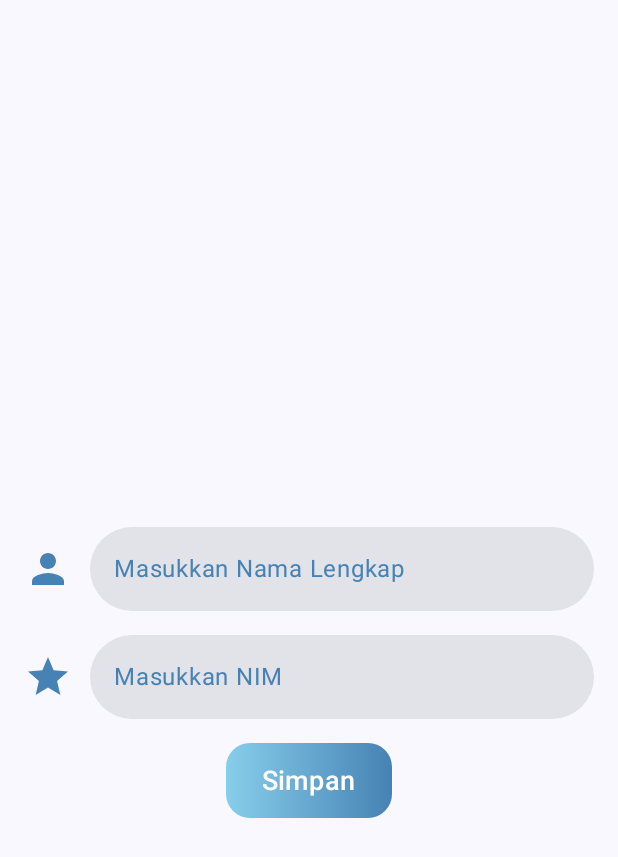
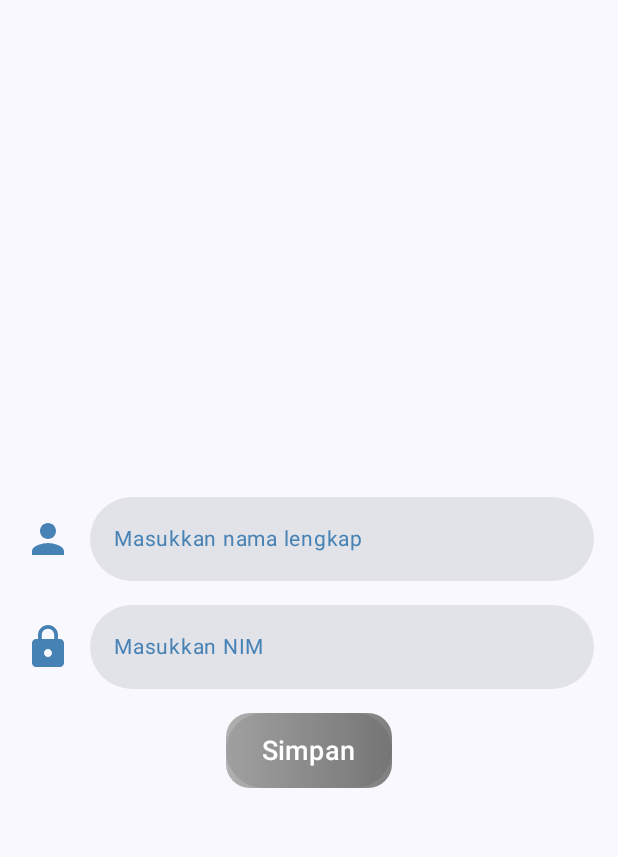
Before and after one commit to ethaliadewi6/PraktikumPAPB, an Android app built with Jetpack Compose: the screen it shows after launch (MainActivity), on a phone screen of 412 x 824 dp. Shown: the top 857 px of the screen. Run offline under Robolectric (Android 15) with nearby library versions, the phone set to English and light mode, and no system bars.

Commit message:
Initial commit

```diff
--- a/app/src/main/java/com/tifd/tugasm3/MainActivity.kt
+++ b/app/src/main/java/com/tifd/tugasm3/MainActivity.kt
@@ -1,45 +1,31 @@
 package com.tifd.tugasm3
 
 import android.os.Bundle
+import android.widget.Toast
 import androidx.activity.ComponentActivity
 import androidx.activity.compose.setContent
 import androidx.compose.foundation.background
-import androidx.compose.foundation.layout.Arrangement
-import androidx.compose.foundation.layout.Column
-import androidx.compose.foundation.layout.Row
-import androidx.compose.foundation.layout.Spacer
-import androidx.compose.foundation.layout.fillMaxSize
-import androidx.compose.foundation.layout.fillMaxWidth
-import androidx.compose.foundation.layout.height
-import androidx.compose.foundation.layout.padding
-import androidx.compose.foundation.layout.size
+import androidx.compose.foundation.gestures.detectTapGestures
+import androidx.compose.foundation.layout.*
 import androidx.compose.foundation.shape.RoundedCornerShape
+import androidx.compose.foundation.text.KeyboardOptions
 import androidx.compose.material.icons.Icons
-import androidx.compose.material3.Button
-import androidx.compose.material3.ButtonDefaults
-import androidx.compose.material3.Icon
-import androidx.compose.material3.MaterialTheme
-import androidx.compose.material3.Surface
-import androidx.compose.material3.Text
-import androidx.compose.material3.TextField
-import androidx.compose.runtime.Composable
-import androidx.compose.runtime.getValue
-import androidx.compose.runtime.mutableStateOf
-import androidx.compose.runtime.remember
-import androidx.compose.runtime.setValue
+import androidx.compose.material.icons.filled.Lock
+import androidx.compose.material.icons.filled.Person
+import androidx.compose.material3.*
+import androidx.compose.runtime.*
 import androidx.compose.ui.Alignment
 import androidx.compose.ui.Modifier
 import androidx.compose.ui.graphics.Brush
 import androidx.compose.ui.graphics.Color
+import androidx.compose.ui.platform.LocalContext
 import androidx.compose.ui.tooling.preview.Preview
 import androidx.compose.ui.unit.dp
 import androidx.compose.ui.unit.sp
+import androidx.compose.ui.input.pointer.pointerInput
+import androidx.compose.ui.text.input.KeyboardType
 import com.tifd.tugasm3.ui.theme.TugasM3Theme
-import androidx.compose.foundation.text.KeyboardOptions
-import androidx.compose.material.icons.filled.Person
-import androidx.compose.material.icons.filled.Star
-import androidx.compose.material3.TextFieldDefaults
-import androidx.compose.ui.text.input.KeyboardType
+import kotlinx.coroutines.coroutineScope
 
 class MainActivity : ComponentActivity() {
     override fun onCreate(savedInstanceState: Bundle?) {
@@ -59,9 +45,12 @@ class MainActivity : ComponentActivity() {
 
 @Composable
 fun MyScreen() {
-    var text by remember { mutableStateOf("") }
     var inputText by remember { mutableStateOf("") }
     var numberText by remember { mutableStateOf("") }
+    var resultText by remember { mutableStateOf("") }
+    val context = LocalContext.current
+
+    val isFormComplete = inputText.isNotBlank() && numberText.isNotBlank()
 
     Column(
         modifier = Modifier
@@ -70,15 +59,22 @@ fun MyScreen() {
         verticalArrangement = Arrangement.Center,
         horizontalAlignment = Alignment.CenterHorizontally
     ) {
-        Text(
-            text = text,
-            fontSize = 20.sp,
-            color = Color(0xFF4682B4),
-            modifier = Modifier.padding(bottom = 16.dp)
-        )
+        // Tampilkan hasil input di atas hanya setelah tombol Simpan diklik
+        if (resultText.isNotBlank()) {
+            Text(
+                text = resultText,
+                fontSize = 16.sp,
+                color = Color(0xFF4682B4),
+                modifier = Modifier
+                    .padding(bottom = 16.dp)
+                    .fillMaxWidth()
+                    .wrapContentWidth(Alignment.CenterHorizontally)
+            )
+        }
+
         Spacer(modifier = Modifier.height(32.dp))
 
-        // Nama Lengkap
+        // Input Nama Lengkap
         Row(
             verticalAlignment = Alignment.CenterVertically,
             modifier = Modifier.fillMaxWidth()
@@ -94,7 +90,7 @@ fun MyScreen() {
             TextField(
                 value = inputText,
                 onValueChange = { inputText = it },
-                label = { Text("Masukkan Nama Lengkap", color = Color(0xFF4682B4)) },
+                label = { Text("Masukkan nama lengkap", color = Color(0xFF4682B4), fontSize = 14.sp) },
                 colors = TextFieldDefaults.colors(
                     focusedTextColor = Color(0xFF4682B4),
                     unfocusedTextColor = Color.Transparent,
@@ -108,19 +104,19 @@ fun MyScreen() {
                 modifier = Modifier
                     .fillMaxWidth()
                     .background(Color.Transparent)
-                    .padding(start = 4.dp) // Padding untuk memberi jarak dari ikon
+                    .padding(start = 4.dp)
             )
         }
 
         Spacer(modifier = Modifier.height(16.dp))
 
-        // NIM
+        // Input NIM
         Row(
             verticalAlignment = Alignment.CenterVertically,
             modifier = Modifier.fillMaxWidth()
         ) {
             Icon(
-                imageVector = Icons.Filled.Star,
+                imageVector = Icons.Filled.Lock,
                 contentDescription = "Icon NIM",
                 tint = Color(0xFF4682B4),
                 modifier = Modifier
@@ -129,8 +125,12 @@ fun MyScreen() {
             )
             TextField(
                 value = numberText,
-                onValueChange = { numberText = it },
-                label = { Text("Masukkan NIM", color = Color(0xFF4682B4)) },
+                onValueChange = {
+                    if (it.all { char -> char.isDigit() }) {
+                        numberText = it
+                    }
+                },
+                label = { Text("Masukkan NIM", color = Color(0xFF4682B4), fontSize = 14.sp) },
                 keyboardOptions = KeyboardOptions.Default.copy(
                     keyboardType = KeyboardType.Number
                 ),
@@ -147,19 +147,27 @@ fun MyScreen() {
                 modifier = Modifier
                     .fillMaxWidth()
                     .background(Color.Transparent)
-                    .padding(start = 4.dp) // Padding untuk memberi jarak dari ikon
+                    .padding(start = 4.dp)
             )
         }
 
         Spacer(modifier = Modifier.height(16.dp))
 
         Button(
-            onClick = { text = "$inputText\n\n$numberText" },
+            onClick = {
+                // Set hasil ke resultText
+                resultText = "Nama: $inputText\nNIM: $numberText"
+                // Tampilkan Toast saat tombol diklik
+                Toast.makeText(context, "Nama: $inputText\nNIM: $numberText", Toast.LENGTH_SHORT).show()
+            },
+            enabled = isFormComplete,
             modifier = Modifier
                 .height(50.dp)
                 .background(
-                    Brush.horizontalGradient(
+                    if (isFormComplete) Brush.horizontalGradient(
                         colors = listOf(Color(0xFF87CEEB), Color(0xFF4682B4))
+                    ) else Brush.horizontalGradient(
+                        colors = listOf(Color(0xFFB0B0B0), Color(0xFF808080))
                     ),
                     shape = RoundedCornerShape(16.dp)
                 ),
@@ -169,8 +177,28 @@ fun MyScreen() {
         ) {
             Text("Simpan", color = Color.White, fontSize = 18.sp)
         }
+
+        // Add long press handling (opsional)
+        Box(
+            modifier = Modifier
+                .fillMaxWidth()
+                .pointerInput(Unit) {
+                    detectTapGestures(
+                        onLongPress = {
+                            if (isFormComplete) {
+                                Toast.makeText(
+                                    context,
+                                    "Nama: $inputText\nNIM: $numberText",
+                                    Toast.LENGTH_SHORT
+                                ).show()
+                            }
+                        }
+                    )
+                }
+        )
     }
 }
+
 
 @Preview(showBackground = true)
 @Composable
```
